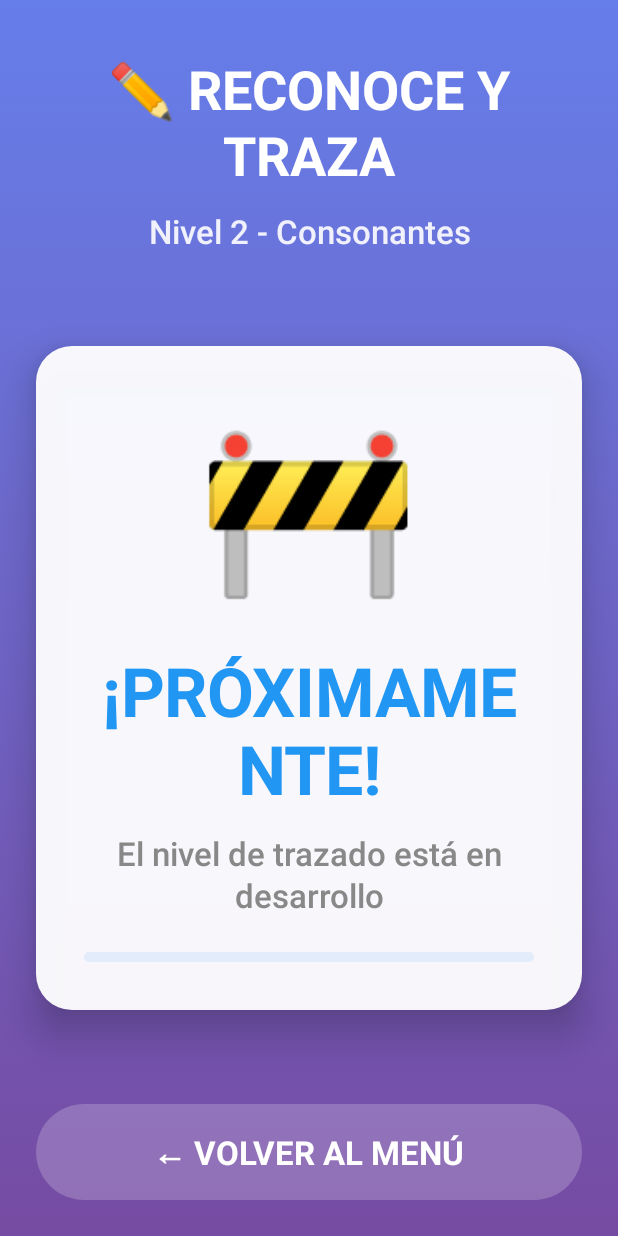
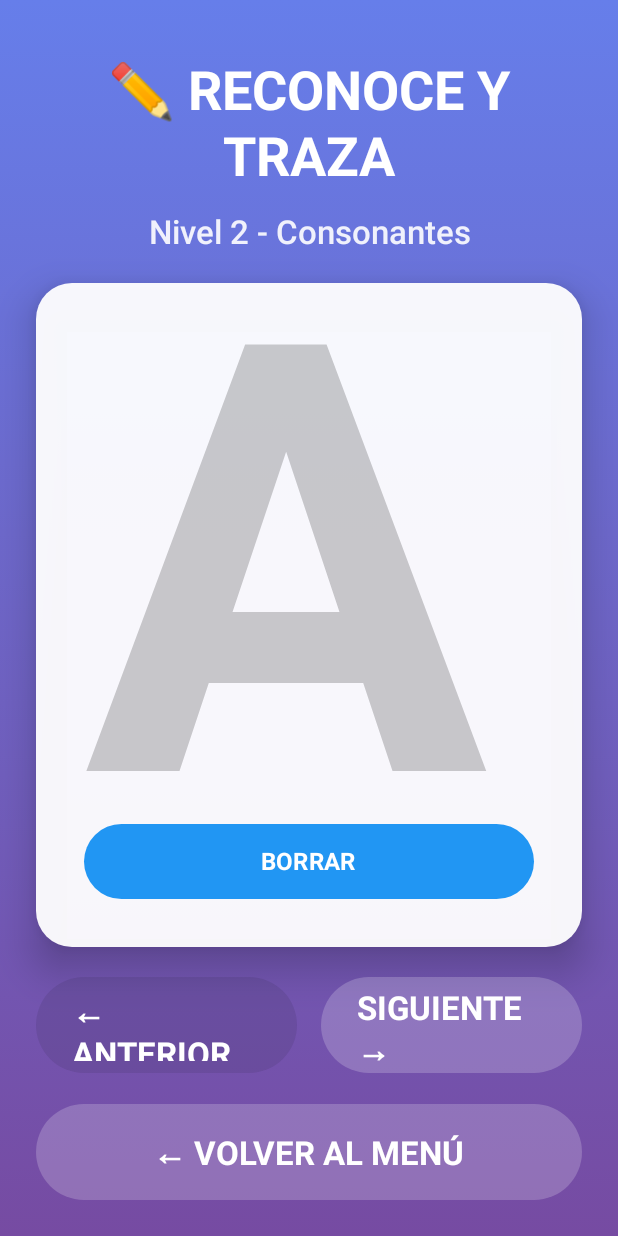
Before and after one commit to ArmandoA88/ABC-aprende-a-leer, an Android app built with Jetpack Compose: the TracingScreen screen opened through its navigation route, on a phone screen of 412 x 824 dp. Run offline under Robolectric (Android 15) with nearby library versions, the phone set to English and light mode, and no system bars; our stand-ins replace Dagger/Hilt's generated code, Room's generated code.

Commit message:
tracing funciona mejor

```diff
--- a/app/src/main/java/com/abcaprende/leer/presentation/screens/TracingScreen.kt
+++ b/app/src/main/java/com/abcaprende/leer/presentation/screens/TracingScreen.kt
@@ -2,7 +2,9 @@ package com.abcaprende.leer.presentation.screens
 
 import androidx.compose.animation.core.animateFloatAsState
 import androidx.compose.animation.core.tween
+import androidx.compose.foundation.Canvas
 import androidx.compose.foundation.background
+import androidx.compose.foundation.gestures.detectDragGestures
 import androidx.compose.foundation.layout.*
 import androidx.compose.foundation.shape.RoundedCornerShape
 import androidx.compose.material3.*
@@ -12,6 +14,10 @@ import androidx.compose.ui.Modifier
 import androidx.compose.ui.draw.scale
 import androidx.compose.ui.graphics.Brush
 import androidx.compose.ui.graphics.Color
+import androidx.compose.ui.graphics.Path
+import androidx.compose.ui.graphics.StrokeCap
+import androidx.compose.ui.graphics.drawscope.Stroke
+import androidx.compose.ui.input.pointer.pointerInput
 import androidx.compose.ui.text.font.FontWeight
 import androidx.compose.ui.text.style.TextAlign
 import androidx.compose.ui.tooling.preview.Preview
@@ -20,10 +26,19 @@ import androidx.compose.ui.unit.sp
 import androidx.navigation.NavController
 import androidx.navigation.compose.rememberNavController
 import com.abcaprende.leer.ui.theme.*
+import androidx.compose.ui.geometry.Offset
+import androidx.hilt.navigation.compose.hiltViewModel
+import com.abcaprende.leer.presentation.viewmodels.MainViewModel
+import androidx.compose.ui.text.drawText
+import androidx.compose.ui.text.rememberTextMeasurer
+import androidx.compose.ui.text.TextStyle
+import androidx.compose.ui.geometry.Size
+import androidx.compose.ui.unit.Constraints
 
 @Composable
 fun TracingScreen(
-    navController: NavController
+    navController: NavController,
+    mainViewModel: MainViewModel = hiltViewModel()
 ) {
     var animationStarted by remember { mutableStateOf(false) }
 
@@ -36,6 +51,18 @@ fun TracingScreen(
         animationSpec = tween(800),
         label = "contentScale"
     )
+
+    val letters = remember { listOf("A", "B", "C", "D", "E", "F", "G", "H", "I", "J", "K", "L", "M", "N", "Ñ", "O", "P", "Q", "R", "S", "T", "U", "V", "W", "X", "Y", "Z") }
+    var currentLetterIndex by remember { mutableStateOf(0) }
+    val currentLetter = letters[currentLetterIndex]
+
+    // State to clear paths in TracingContent
+    var clearPathsTrigger by remember { mutableStateOf(false) }
+
+    // Speak the letter when it changes
+    LaunchedEffect(currentLetter) {
+        mainViewModel.speakLetter(currentLetter)
+    }
 
     Box(
         modifier = Modifier
@@ -61,7 +88,62 @@ fun TracingScreen(
             TracingHeader()
 
             // Contenido principal
-            TracingContent()
+            TracingContent(
+                letter = currentLetter,
+                clearPathsTrigger = clearPathsTrigger,
+                onPathsCleared = { clearPathsTrigger = false }
+            )
+
+            // Navigation Buttons
+            Row(
+                modifier = Modifier.fillMaxWidth(),
+                horizontalArrangement = Arrangement.SpaceAround,
+                verticalAlignment = Alignment.CenterVertically
+            ) {
+                Button(
+                    onClick = {
+                        currentLetterIndex = (currentLetterIndex - 1 + letters.size) % letters.size
+                        clearPathsTrigger = true
+                    },
+                    enabled = currentLetterIndex > 0,
+                    modifier = Modifier.weight(1f).height(64.dp),
+                    colors = ButtonDefaults.buttonColors(
+                        containerColor = Color.White.copy(alpha = 0.2f)
+                    ),
+                    shape = RoundedCornerShape(32.dp)
+                ) {
+                    Text(
+                        text = "← ANTERIOR",
+                        style = MaterialTheme.typography.titleLarge.copy(
+                            color = Color.White,
+                            fontWeight = FontWeight.Bold
+                        )
+                    )
+                }
+
+                Spacer(modifier = Modifier.width(16.dp))
+
+                Button(
+                    onClick = {
+                        currentLetterIndex = (currentLetterIndex + 1) % letters.size
+                        clearPathsTrigger = true
+                    },
+                    enabled = currentLetterIndex < letters.size - 1,
+                    modifier = Modifier.weight(1f).height(64.dp),
+                    colors = ButtonDefaults.buttonColors(
+                        containerColor = Color.White.copy(alpha = 0.2f)
+                    ),
+                    shape = RoundedCornerShape(32.dp)
+                ) {
+                    Text(
+                        text = "SIGUIENTE →",
+                        style = MaterialTheme.typography.titleLarge.copy(
+                            color = Color.White,
+                            fontWeight = FontWeight.Bold
+                        )
+                    )
+                }
+            }
 
             // Botón volver
             BackButton(
@@ -100,7 +182,7 @@ private fun TracingHeader() {
 }
 
 @Composable
-private fun TracingContent() {
+private fun TracingContent(letter: String, clearPathsTrigger: Boolean, onPathsCleared: () -> Unit) {
     Card(
         modifier = Modifier
             .fillMaxWidth()
@@ -116,83 +198,99 @@ private fun TracingContent() {
         Column(
             modifier = Modifier
                 .fillMaxSize()
-                .padding(32.dp),
+                .padding(32.dp), // Keep padding for the overall card content
             horizontalAlignment = Alignment.CenterHorizontally,
             verticalArrangement = Arrangement.Center
         ) {
-            // Icono de construcción
-            Text(
-                text = "🚧",
-                style = MaterialTheme.typography.displayLarge.copy(
-                    fontSize = 120.sp
-                )
+            val paths = remember { mutableStateListOf<Path>() }
+            var currentPath by remember { mutableStateOf(Path()) }
+
+            // Clear paths when trigger is true
+            LaunchedEffect(clearPathsTrigger) {
+                if (clearPathsTrigger) {
+                    paths.clear()
+                    onPathsCleared()
+                }
+            }
+
+            val textMeasurer = rememberTextMeasurer()
+            val textStyle = MaterialTheme.typography.displayLarge.copy(
+                fontSize = 400.sp, // Increased font size
+                color = Color.Black.copy(alpha = 0.2f),
+                fontWeight = FontWeight.Bold
             )
 
-            Spacer(modifier = Modifier.height(32.dp))
+            Canvas(
+                modifier = Modifier
+                    .weight(1f)
+                    .fillMaxWidth()
+                    .pointerInput(Unit) {
+                        detectDragGestures(
+                            onDragStart = { offset ->
+                                currentPath = Path().apply { moveTo(offset.x, offset.y) }
+                                paths.add(currentPath)
+                            },
+                            onDragEnd = {
+                                // Optionally, you can process the path here (e.g., for recognition)
+                            },
+                            onDrag = { change, dragAmount ->
+                                change.consume()
+                                // Create a new Path object that includes the new point
+                                // This forces recomposition
+                                currentPath = Path().apply {
+                                    addPath(currentPath) // Copy existing path segments
+                                    lineTo(change.position.x, change.position.y) // Add new point
+                                }
+                                // Update the last path in the list to the new path object
+                                // This is crucial for the Canvas to redraw the updated path
+                                paths[paths.lastIndex] = currentPath
+                            }
+                        )
+                    }
+            ) {
+                // Draw the faint letter as a background
+                val textLayoutResult = textMeasurer.measure(
+                    text = letter,
+                    style = textStyle,
+                    constraints = Constraints.fixedWidth(size.width.toInt())
+                )
+                val textX = (size.width - textLayoutResult.size.width) / 2f
+                val textY = (size.height - textLayoutResult.size.height) / 2f
+                drawText(
+                    textLayoutResult = textLayoutResult,
+                    color = textStyle.color,
+                    topLeft = Offset(textX, textY)
+                )
 
-            // Mensaje principal
-            Text(
-                text = "¡PRÓXIMAMENTE!",
-                style = MaterialTheme.typography.displayMedium.copy(
-                    color = Level2Color,
-                    fontWeight = FontWeight.Bold
-                ),
-                textAlign = TextAlign.Center
-            )
+                // Draw the user's paths
+                paths.forEach { drawnPath ->
+                    drawPath(
+                        path = drawnPath,
+                        color = Color.Blue,
+                        style = Stroke(width = 10.dp.toPx(), cap = StrokeCap.Round)
+                    )
+                }
+            }
 
             Spacer(modifier = Modifier.height(16.dp))
 
-            Text(
-                text = "El nivel de trazado está en desarrollo",
-                style = MaterialTheme.typography.titleLarge.copy(
-                    color = Color.Gray,
-                    fontWeight = FontWeight.Medium
+            Button(
+                onClick = { paths.clear() },
+                modifier = Modifier
+                    .fillMaxWidth()
+                    .height(50.dp),
+                colors = ButtonDefaults.buttonColors(
+                    containerColor = Level2Color
                 ),
-                textAlign = TextAlign.Center
-            )
-
-            Spacer(modifier = Modifier.height(24.dp))
-
-            // Características que vendrán
-            Card(
-                colors = CardDefaults.cardColors(
-                    containerColor = Level2Color.copy(alpha = 0.1f)
-                ),
-                shape = RoundedCornerShape(16.dp)
+                shape = RoundedCornerShape(25.dp)
             ) {
-                Column(
-                    modifier = Modifier.padding(20.dp),
-                    horizontalAlignment = Alignment.CenterHorizontally
-                ) {
-                    Text(
-                        text = "🎯 Características que incluirá:",
-                        style = MaterialTheme.typography.titleMedium.copy(
-                            fontWeight = FontWeight.Bold,
-                            color = Level2Color
-                        ),
-                        textAlign = TextAlign.Center
+                Text(
+                    text = "BORRAR",
+                    style = MaterialTheme.typography.titleMedium.copy(
+                        color = Color.White,
+                        fontWeight = FontWeight.Bold
                     )
-
-                    Spacer(modifier = Modifier.height(12.dp))
-
-                    val features = listOf(
-                        "✏️ Trazado de letras con el dedo",
-                        "🔤 Reconocimiento de consonantes",
-                        "🎨 Colores y animaciones divertidas",
-                        "⭐ Sistema de recompensas",
-                        "🔊 Pronunciación de cada letra"
-                    )
-
-                    features.forEach { feature ->
-                        Text(
-                            text = feature,
-                            style = MaterialTheme.typography.bodyLarge.copy(
-                                color = Color.Gray.copy(alpha = 0.8f)
-                            ),
-                            modifier = Modifier.padding(vertical = 4.dp)
-                        )
-                    }
-                }
+                )
             }
         }
     }
```
